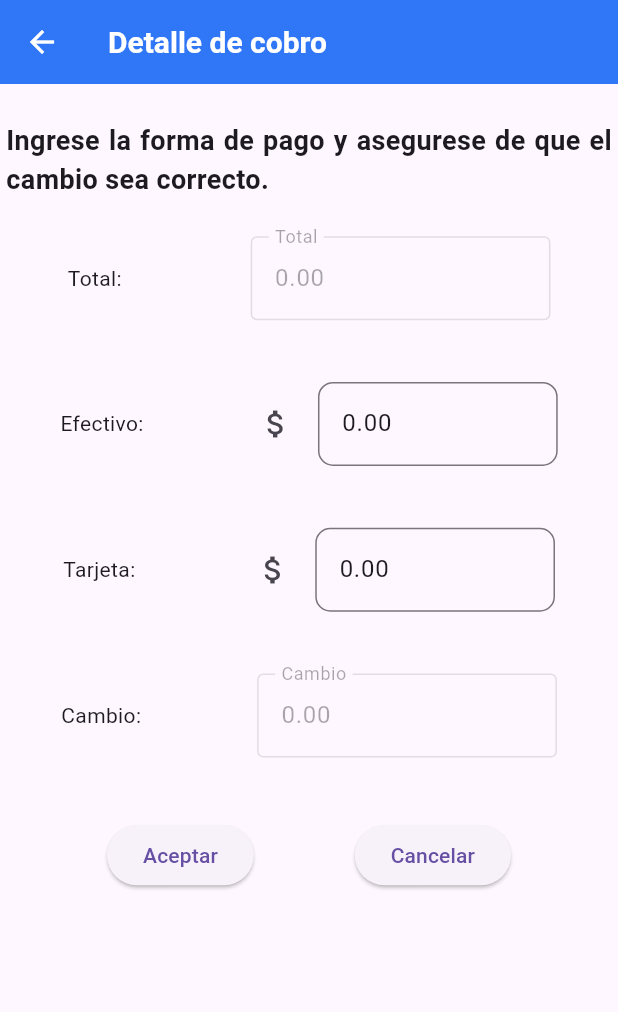
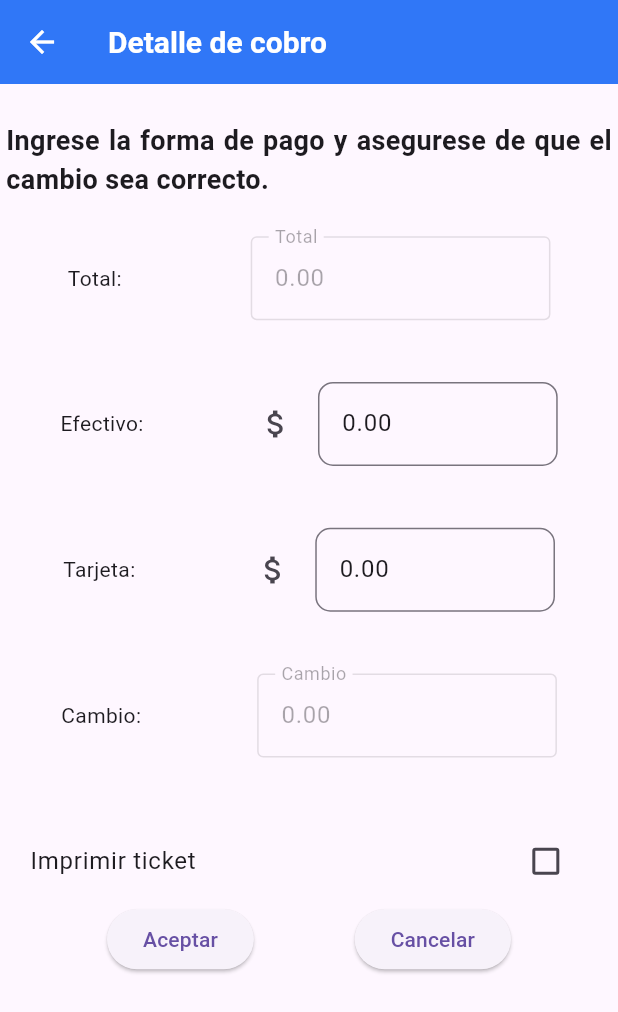
Before and after one commit to jcesarcr014/vende_facil_app, a Flutter app: the VentaScreen screen opened directly with empty values, on a phone screen of 412 x 824 dp. Shown: the top 1012 px of the screen. Run offline on Flutter 3.47's test engine with Material 3 defaults, Android fonts, the phone set to English and light mode, and no system bars; our stand-ins replace dropdown_search, image_picker, internet_connection_checker, open_file, permission_handler, shared_preferences and 1 more; missing offline and left inert: flutter_esc_pos_utils, mime_type, openpay_bbva, print_bluetooth_thermal, qr_mobile_vision, syncfusion_flutter_pdf; accounts and stored records are empty.

Commit message:
Avances del ticket apartado

```diff
--- a/lib/screens/ventas/venta_screen.dart
+++ b/lib/screens/ventas/venta_screen.dart
@@ -30,6 +30,8 @@ class _ventaScreenState extends State<VentaScreen> {
   double cambio = 0.0;
   double totalEfectivo = 0.0;
   double total = 0.0;
+
+  bool isPrinted = false;
 
   @override
   void initState() {
@@ -188,12 +190,9 @@ class _ventaScreenState extends State<VentaScreen> {
                       ],
                     ),
                   ),
-                  SizedBox(
-                    height: windowHeight * 0.05,
-                  ),
-                  // ignore: avoid_unnecessary_containers
-                  Container(
-                    child: Row(
+                  SizedBox(height: windowHeight * 0.05),
+                  CheckboxListTile(title: Text('Imprimir ticket'), value: isPrinted, onChanged: (value) => setState(() {isPrinted = value!;})),
+                  Row(
                     mainAxisAlignment: MainAxisAlignment.spaceEvenly,
                     children: [
                       ElevatedButton(
@@ -209,7 +208,6 @@ class _ventaScreenState extends State<VentaScreen> {
                         child: const Text('Cancelar'),
                       ),
                     ],
-                    ),
                   ),
                 ],
               ),
@@ -326,12 +324,13 @@ class _ventaScreenState extends State<VentaScreen> {
         }
 
         if (detallesGuardadosCorrectamente == ventaTemporal.length) {
-          Resultado respuestaImp = await impresionesTickets
-              .imprimirVenta(venta); // AQUI ESTOY MANDANDO A IPRIMIR EL TICKET
+          if(isPrinted) {
+            Resultado respuestaImp = await impresionesTickets.imprimirVenta(venta);
             if (respuestaImp.status != 1) {
-            mostrarAlerta(context, 'ERROR',
-                'No fue posible imprimir el ticket: ${respuestaImp.mensaje}');
+              mostrarAlerta(context, 'ERROR', 'No fue posible imprimir el ticket: ${respuestaImp.mensaje}');
             }
+          }
+
           setState(() {
             textLoading = '';
             isLoading = false;
```
Also changed, not shown: lib/screens/apartados/apartado_screen.dart (+24 -11 lines), lib/util/imprime_tickets.dart (+33 -5 lines). Lines whose indentation alone changed are shown as unchanged.
